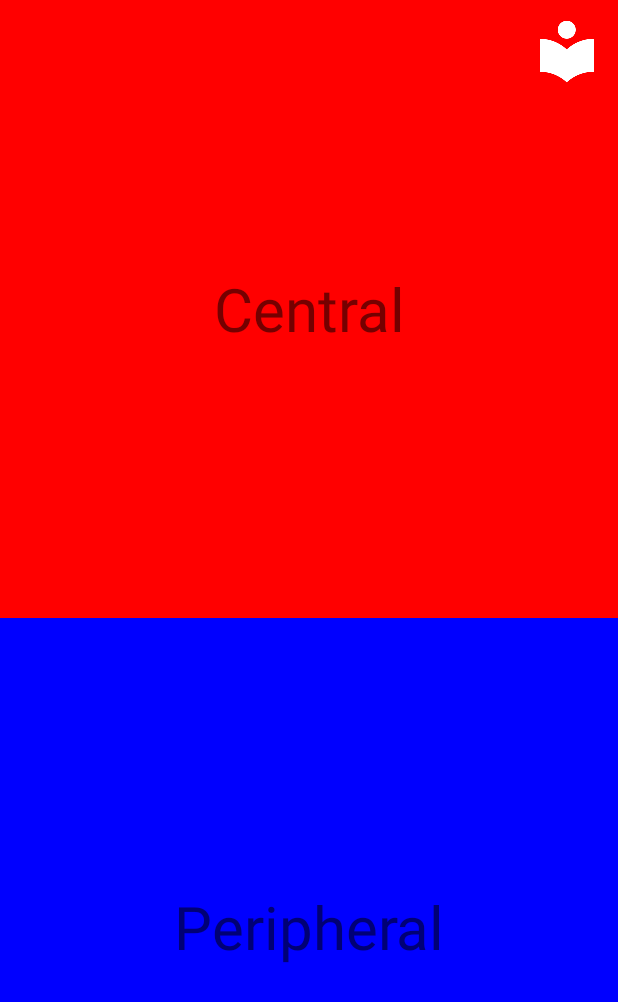
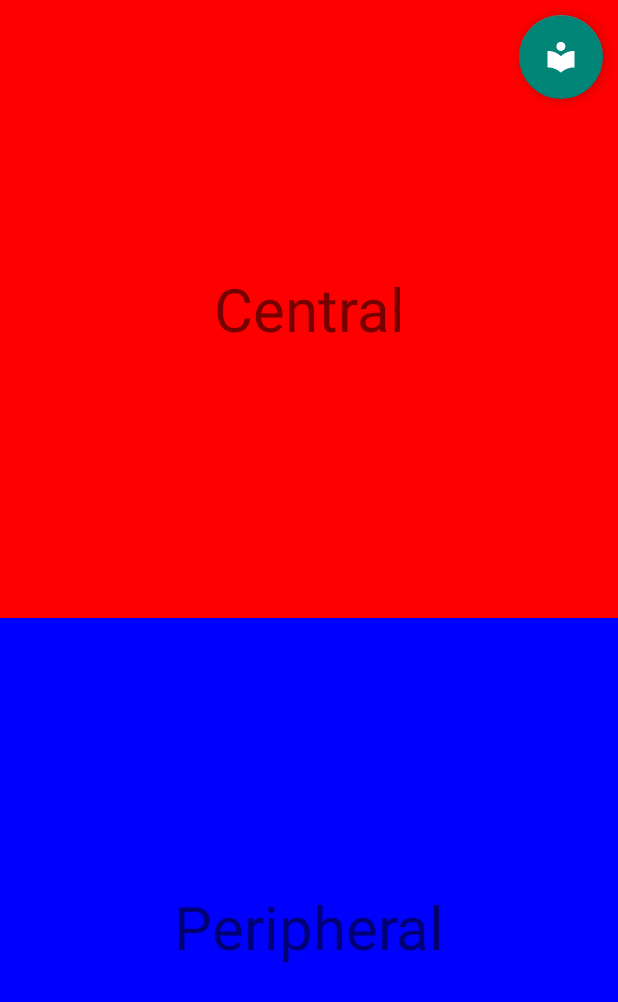
Before and after one commit to suzp1984/Light_BLE, an Android app: the MainActivity screen opened directly, with no data from a screen before it, on a phone screen of 412 x 824 dp. Shown: the top 1002 px of the screen. Run offline under Robolectric (Android 15) with nearby library versions, the phone set to English and light mode, and no system bars; our stand-ins replace ButterKnife, Dagger/Hilt's generated code; libraries missing offline, so code that uses them is left out: com.mikepenz.aboutlibraries; 1 statement that could not run was skipped.

Commit message:
use fab to replace imageview

```diff
--- a/Light_BLE/ble/src/main/res/layout-land/activity_main.xml
+++ b/Light_BLE/ble/src/main/res/layout-land/activity_main.xml
@@ -39,11 +39,12 @@
 
     </LinearLayout>
 
-    <ImageView
+    <android.support.design.widget.FloatingActionButton
         android:id="@+id/about"
         android:layout_width="wrap_content"
         android:layout_height="wrap_content"
         android:layout_gravity="right|top"
         android:layout_margin="10dp"
-        android:src="@drawable/ic_local_library_white_48dp"/>
+        android:src="@drawable/ic_local_library_white_48dp"
+        android:elevation="10dp" />
 </FrameLayout>
--- a/Light_BLE/ble/src/main/res/layout/activity_main.xml
+++ b/Light_BLE/ble/src/main/res/layout/activity_main.xml
@@ -42,11 +42,12 @@
 
 </LinearLayout>
 
-    <ImageView
+    <android.support.design.widget.FloatingActionButton
         android:id="@+id/about"
         android:layout_width="wrap_content"
         android:layout_height="wrap_content"
         android:layout_gravity="right|top"
         android:layout_margin="10dp"
-        android:src="@drawable/ic_local_library_white_48dp"/>
+        android:src="@drawable/ic_local_library_white_48dp"
+        android:elevation="10dp" />
 </FrameLayout>
```
